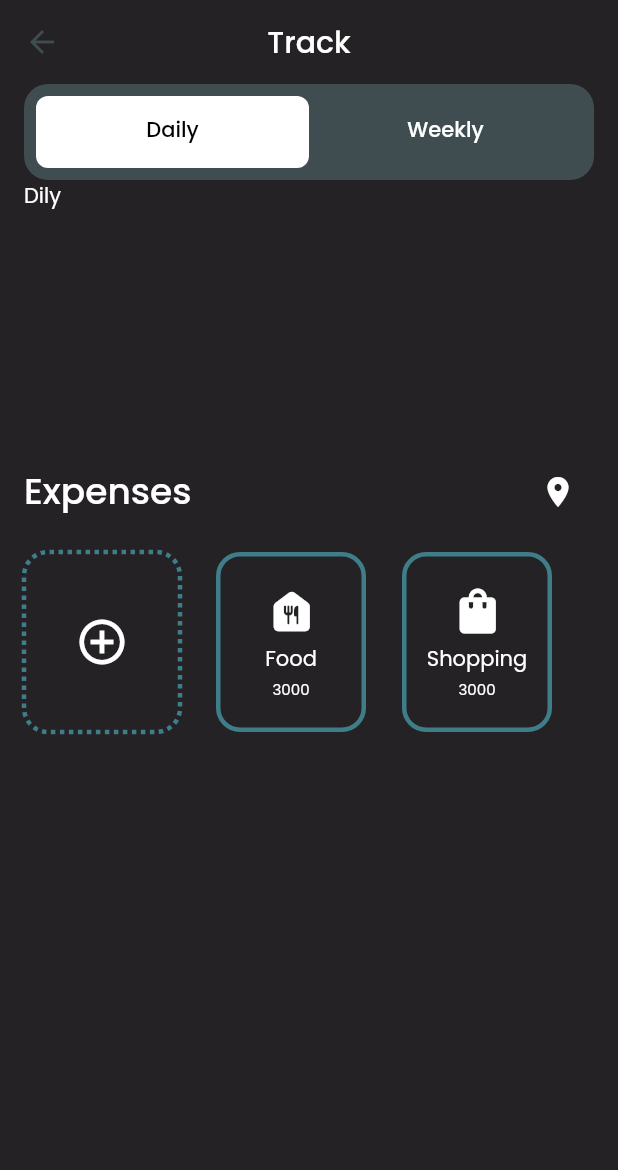
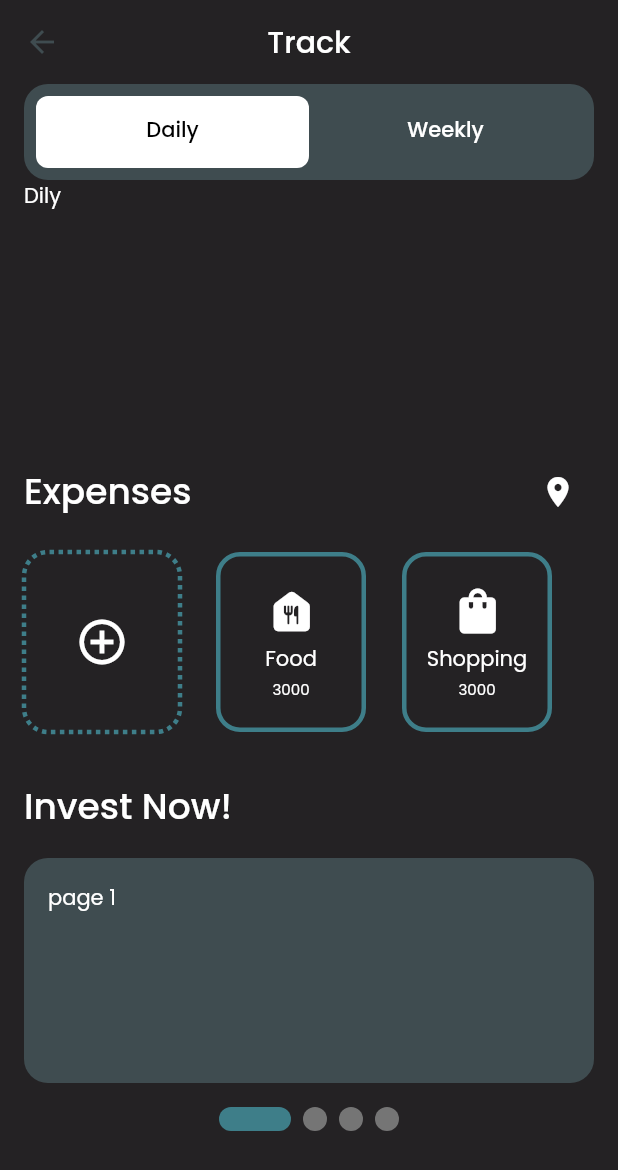
Before and after one commit to hetnakhua/The-Flutterati_Codeshastra, a Flutter app: the Tracking screen opened directly, on a phone screen of 412 x 824 dp. Shown: the top 1170 px of the screen. Run offline on Flutter 3.47's test engine with Material 2 defaults, Android fonts, the phone set to English and light mode, and no system bars; drawn by our look-alikes of dotted_border, smooth_page_indicator; our stand-ins replace cloud_firestore, firebase_auth, firebase_core, get, glassmorphism, google_fonts; missing offline and left inert: custom_line_indicator_bottom_navbar, readsms, telephony; accounts and stored records are empty.

Commit message:
bahut kuch yaad nai

```diff
--- a/lib/screens/Track/track.dart
+++ b/lib/screens/Track/track.dart
@@ -4,6 +4,7 @@ import 'package:flutterati_codeshastra/models/expense.dart';
 import 'package:flutterati_codeshastra/util/my_tab.dart';
 import 'package:flutterati_codeshastra/util/re_use.dart';
 import 'package:dotted_border/dotted_border.dart';
+import 'package:smooth_page_indicator/smooth_page_indicator.dart';
 
 class Tracking extends StatefulWidget {
   const Tracking({super.key});
@@ -63,9 +64,15 @@ class _TrackingState extends State<Tracking>
         lng: 45.03),
   ];
 
+  final _pageController = PageController();
+
   @override
   Widget build(BuildContext context) {
-    return Scaffold(
+    return SafeArea(
+      child: SingleChildScrollView(
+        child: SizedBox(
+          height: MediaQuery.of(context).size.height + 200,
+          child: Scaffold(
             appBar: AppBar(
               backgroundColor: raisinBlack,
               elevation: 0,
@@ -87,9 +94,11 @@ class _TrackingState extends State<Tracking>
                     children: [
                       Text(
                         'Expenses',
-                  style: TextStyle(fontSize: 24, fontWeight: FontWeight.w500),
+                        style: TextStyle(
+                            fontSize: 24, fontWeight: FontWeight.w500),
                       ),
-                IconButton(onPressed: () {}, icon: Icon(Icons.location_on)),
+                      IconButton(
+                          onPressed: () {}, icon: Icon(Icons.location_on)),
                     ],
                   ),
                   SizedBox(height: 16),
@@ -137,18 +146,22 @@ class _TrackingState extends State<Tracking>
                                       borderRadius: BorderRadius.circular(16),
                                     ),
                                     child: Column(
-                                mainAxisAlignment: MainAxisAlignment.center,
+                                      mainAxisAlignment:
+                                          MainAxisAlignment.center,
                                       children: [
                                         Container(
                                           width: 35,
                                           height: 35,
                                           child: Icon(
-                                      (expenseList[index].category == 'Food')
+                                            (expenseList[index].category ==
+                                                    'Food')
                                                 ? Icons.food_bank_rounded
-                                          : ((expenseList[index].category ==
+                                                : ((expenseList[index]
+                                                            .category ==
                                                         'Shopping')
                                                     ? Icons.shopping_bag_rounded
-                                              : Icons.travel_explore_rounded),
+                                                    : Icons
+                                                        .travel_explore_rounded),
                                             size: 36,
                                           ),
                                         ),
@@ -181,49 +194,44 @@ class _TrackingState extends State<Tracking>
                       ],
                     ),
                   ),
+                  SizedBox(height: 32),
+                  Text(
+                    'Invest Now!',
+                    style: TextStyle(fontSize: 24, fontWeight: FontWeight.w500),
+                  ),
+                  SizedBox(height: 16),
+                  SizedBox(
+                    height: 150,
+                    child: PageView(
+                      controller: _pageController,
+                      children: [
+                        investNowPage(context, 1),
+                        investNowPage(context, 2),
+                        investNowPage(context, 3),
+                        investNowPage(context, 4),
                       ],
+                    ),
+                  ),
+                  SizedBox(height: 16),
+                  Row(
+                    mainAxisAlignment: MainAxisAlignment.center,
+                    children: [
+                      SmoothPageIndicator(
+                        controller: _pageController,
+                        count: 4,
+                        effect: ExpandingDotsEffect(
+                          activeDotColor: midnightGreenLight,
+                          dotColor: disabledGrey,
+                        ),
+                      ),
+                    ],
+                  )
+                ],
+              ),
+            ),
+          ),
         ),
       ),
     );
   }
 }
-
-
-// Container(
-//                     width: 100,
-//                     height: 120,
-//                     decoration: BoxDecoration(
-//                       border: Border.all(color: midnightGreenLight, width: 3),
-//                       borderRadius: BorderRadius.circular(16),
-//                     ),
-//                     child: Column(
-//                       mainAxisAlignment: MainAxisAlignment.center,
-//                       children: [
-//                         Container(
-//                           width: 35,
-//                           height: 35,
-//                           decoration: BoxDecoration(
-//                             color: midnightGreenLight,
-//                             borderRadius: BorderRadius.circular(8),
-//                           ),
-//                           child: Icon(Icons.food_bank_rounded),
-//                         ),
-//                         SizedBox(height: 5),
-//                         Text(
-//                           'Food',
-//                           style: TextStyle(
-//                             fontSize: 14,
-//                             fontWeight: FontWeight.w600,
-//                           ),
-//                         ),
-//                         SizedBox(height: 2),
-//                         Text(
-//                           "\Rs. 2000",
-//                           style: TextStyle(
-//                             fontSize: 10,
-//                             fontWeight: FontWeight.w600,
-//                           ),
-//                         ),
-//                       ],
-//                     ),
-//                   ),
--- a/lib/util/re_use.dart
+++ b/lib/util/re_use.dart
@@ -285,3 +285,16 @@ Widget balanceCard(BuildContext context) {
         return Container();
       });
 }
+
+Container investNowPage(BuildContext context, int pg) {
+  return Container(
+    padding: EdgeInsets.all(16),
+    width: 200,
+    height: 150,
+    decoration: BoxDecoration(
+      color: outerSpaceGrey,
+      borderRadius: BorderRadius.circular(16),
+    ),
+    child: Text('page $pg'),
+  );
+}
--- a/pubspec.yaml
+++ b/pubspec.yaml
@@ -50,6 +50,8 @@ dependencies:
 
   custom_line_indicator_bottom_navbar: ^0.0.8
   dotted_border: ^2.0.0+3
+  fl_chart:
+  smooth_page_indicator: ^1.0.1
 
 dev_dependencies:
   flutter_test:
```
Also changed, not shown: lib/screens/Track/weekgraph.dart (added, +28 -0 lines), pubspec.lock. Lines whose indentation alone changed are shown as unchanged.
